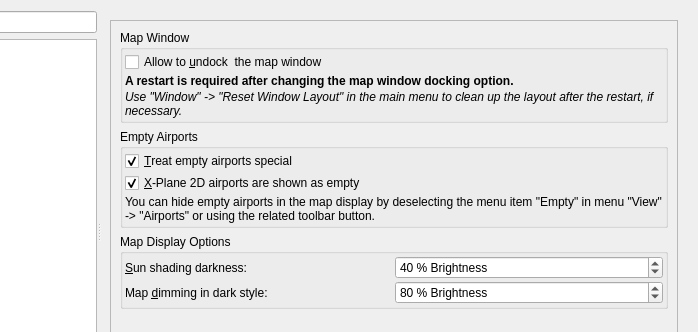
albar965/littlenavmap, file src/options/options.ui: the form before one commit; both pictures show x 202 to 900 and y 0 to 332 of the 900 by 490 pixel window.
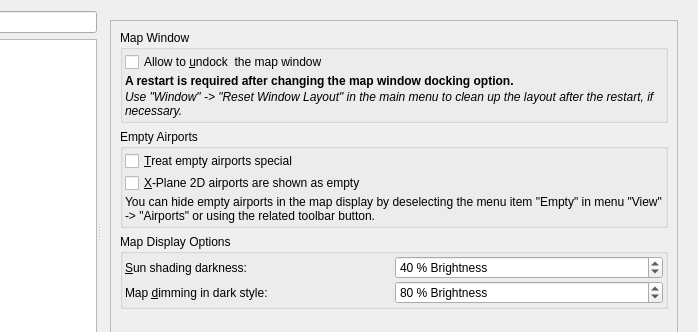
The form after the commit. The open tabs and pages were chosen to show the change. Icons and pictures are not drawn.

Commit message: The empty airport display option is now disabled per default on new installations.

Patch:
```diff
--- a/src/options/options.ui
+++ b/src/options/options.ui
@@ -1752,8 +1752,8 @@
             <rect>
              <x>0</x>
              <y>0</y>
-             <width>317</width>
-             <height>510</height>
+             <width>585</width>
+             <height>454</height>
             </rect>
            </property>
            <layout class="QGridLayout" name="gridLayout">
@@ -1981,7 +1981,7 @@
                   <string>&amp;Treat empty airports special</string>
                  </property>
                  <property name="checked">
-                  <bool>true</bool>
+                  <bool>false</bool>
                  </property>
                 </widget>
                </item>
@@ -1996,7 +1996,7 @@
                   <string>&amp;X-Plane 2D airports are shown as empty</string>
                  </property>
                  <property name="checked">
-                  <bool>true</bool>
+                  <bool>false</bool>
                  </property>
                 </widget>
                </item>
```
Left out of the diff: 14 changed lines with no effect on the pictures. The commit also changes 2 other files.
